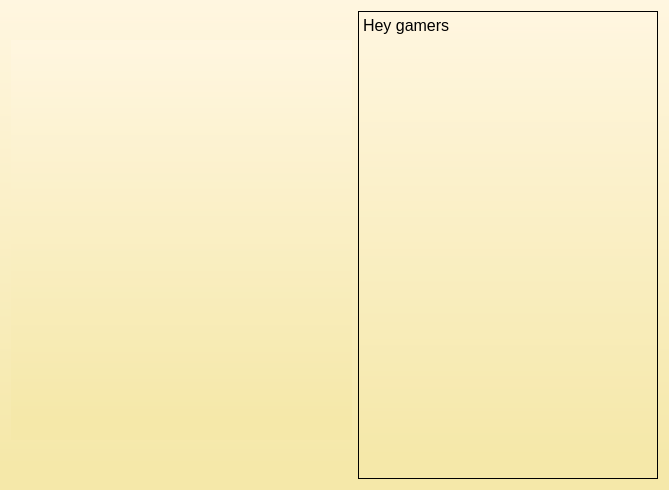
Before: the Qt Designer form iRestMyCase/clienttab.ui in NolanTaylor/a8-edu-game, drawn with Qt 5.
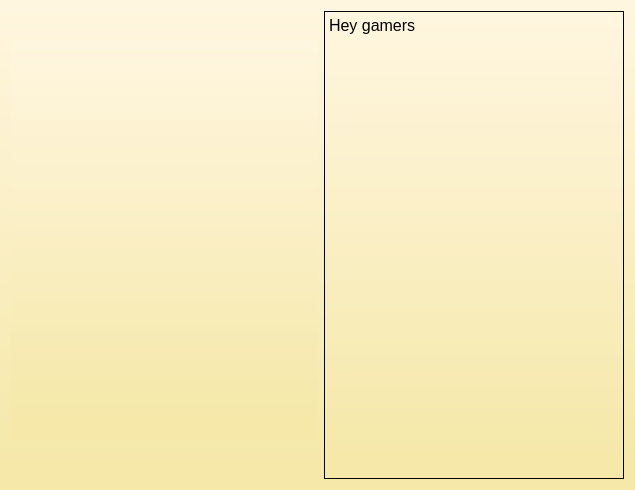
After: the same form once the commit is applied.

What changed in the file:
```diff
--- a/iRestMyCase/clienttab.ui
+++ b/iRestMyCase/clienttab.ui
@@ -6,7 +6,7 @@
    <rect>
     <x>0</x>
     <y>0</y>
-    <width>669</width>
+    <width>635</width>
     <height>490</height>
    </rect>
   </property>
```
